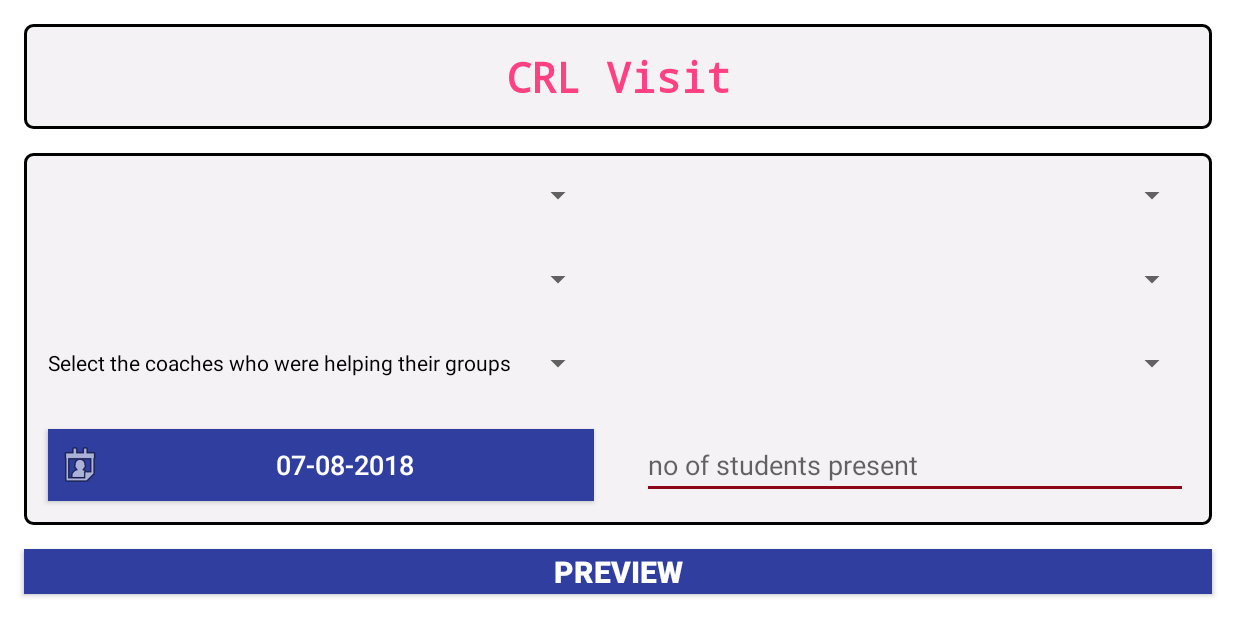
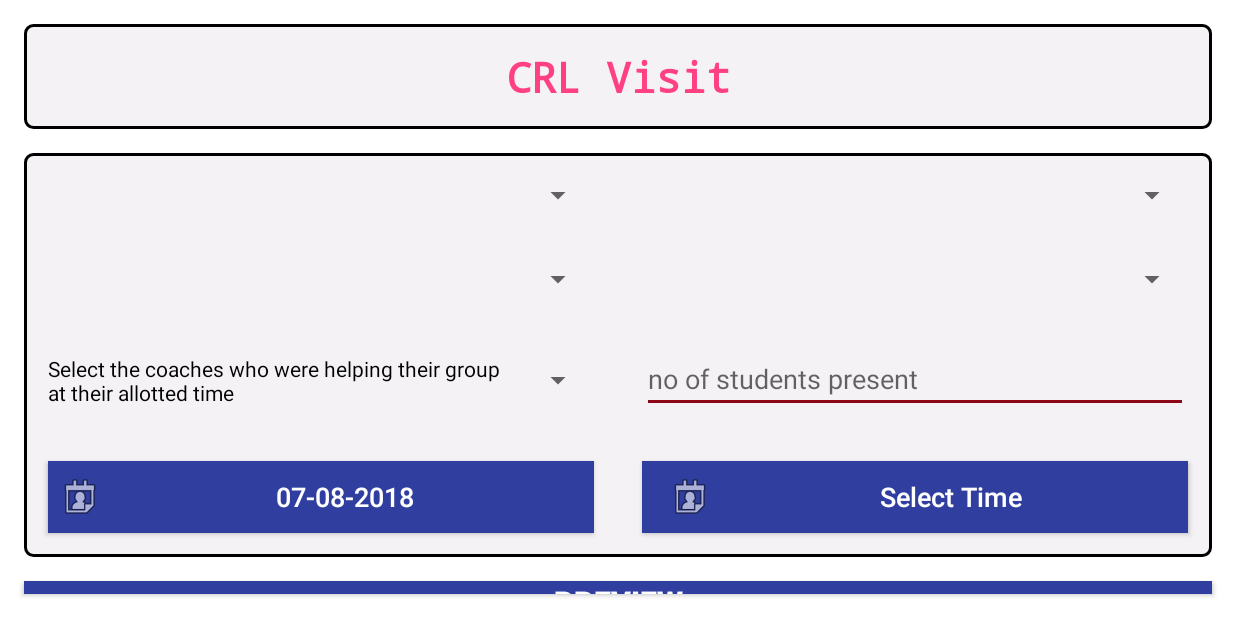
Before and after one commit to prathamApp/AdminApp, an Android app: the CrlVisitForm screen opened directly, with no data from a screen before it, on a phone screen of 824 x 412 dp (held sideways). Run offline under Robolectric (Android 15) with nearby library versions, the phone set to English and light mode, and no system bars; our stand-ins replace ButterKnife, Room's generated code; libraries missing offline, so code that uses them is left out: com.androidnetworking, com.androidnetworking.error, com.androidnetworking.interfaces, com.mcsoft.timerangepickerdialog; pictures from the network do not load.

Commit message:
/****  August 07  ****/ CRL Visit     Change the question from "Select the coaches who were helping their group" to " Select the coaches who were helping their group at their allotted time" -- done     Remove the question: " Select the coach with their group". --- done     Add a question for Visit Time. This should be two part question "From" and "To" add time time -- done
Attendance:
    Group Selection should be Multi-Select.
    The students should come in a table or in a grid ( Alphabetically). I think if you look at the sheet that we had shared you'll remember.

For all the forms, all the options ( like names of the groups in "Select Groups" , "Select Coach" etc. should come alphabetically. Even in the starting when we are selecting villages to be downloaded. It would be much easier for the user.

remove username(AmolMoghe) password from Main Activity ---

```diff
--- a/app/build.gradle
+++ b/app/build.gradle
@@ -53,4 +53,7 @@ dependencies {
     annotationProcessor 'com.jakewharton:butterknife-compiler:8.8.1'
     androidTestImplementation 'com.android.support.test:runner:1.0.1'
     androidTestImplementation 'com.android.support.test.espresso:espresso-core:3.0.1'
+
+    // Time Range Picker
+    implementation 'com.github.PuffoCyano:Range-Time-Picker-Dialog:v1.5'
 }
--- a/app/src/main/res/layout/activity_crl_visit_form.xml
+++ b/app/src/main/res/layout/activity_crl_visit_form.xml
@@ -100,7 +100,24 @@
                 android:layout_width="match_parent"
                 android:layout_height="wrap_content"
                 android:layout_margin="16dp"
-                android:layout_weight="1" />
+                android:layout_weight="1"
+                android:visibility="gone" />
+
+            <!--Present Students Count-->
+            <EditText
+                android:id="@+id/edt_PresentStdCount"
+                android:layout_width="match_parent"
+                android:layout_height="wrap_content"
+                android:layout_margin="16dp"
+                android:layout_weight="1"
+                android:digits="0123456789"
+                android:hint="no of students present"
+                android:inputType="number"
+                android:maxLength="2"
+                android:singleLine="true"
+                android:textColor="@color/colorPrimary"
+                android:textSize="18sp" />
+
 
         </LinearLayout>
 
@@ -125,20 +142,19 @@
                 android:textColor="#FFFFFF"
                 android:textSize="18sp" />
 
-
-            <!--Present Students Count-->
-            <EditText
-                android:id="@+id/edt_PresentStdCount"
+            <!--Time Range Picker-->
+            <Button
+                android:id="@+id/btn_TimeRangePicker"
                 android:layout_width="match_parent"
                 android:layout_height="wrap_content"
                 android:layout_margin="16dp"
                 android:layout_weight="1"
-                android:digits="0123456789"
-                android:hint="no of students present"
-                android:inputType="number"
-                android:maxLength="2"
-                android:singleLine="true"
-                android:textColor="@color/colorPrimary"
+                android:background="@color/colorPrimaryDark"
+                android:drawableLeft="@android:drawable/ic_menu_my_calendar"
+                android:paddingLeft="16dp"
+                android:text="Select Time"
+                android:textAllCaps="false"
+                android:textColor="#FFFFFF"
                 android:textSize="18sp" />
 
         </LinearLayout>
--- a/build.gradle
+++ b/build.gradle
@@ -16,6 +16,7 @@ allprojects {
     repositories {
         google()
         jcenter()
+        maven { url 'https://jitpack.io' }
     }
 }
 
```
Also changed, not shown: app/src/main/java/com/pratham/admin/forms/CrlVisitForm.java (+61 -4 lines), app/src/main/java/com/pratham/admin/modalclasses/CRLVisit.java (+22 -1 lines).
